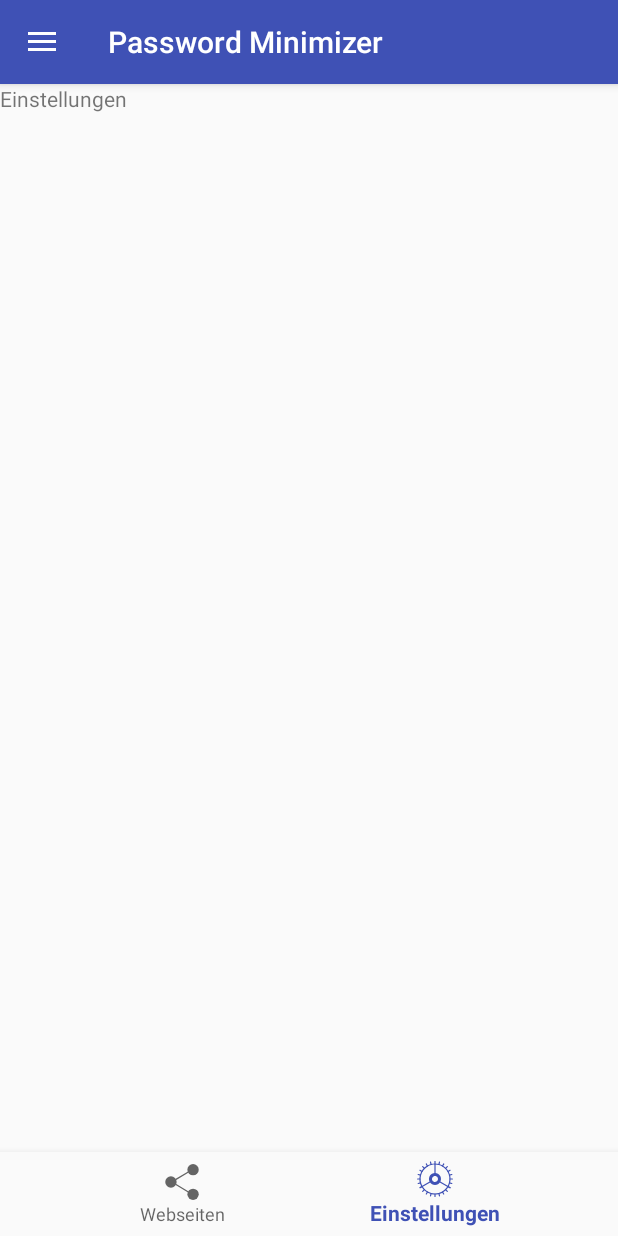
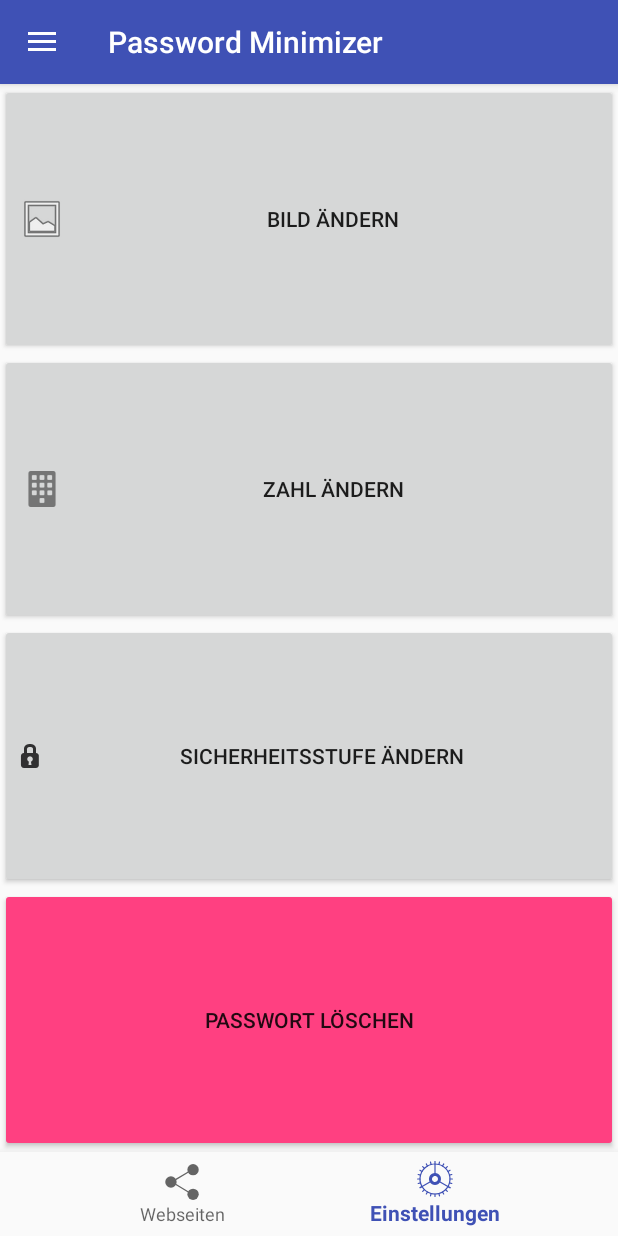
Before and after one commit to eileenoo/password_minimizer, an Android app: the PasswordDetailSettingsActivity screen opened directly, with no data from a screen before it, on a phone screen of 412 x 824 dp. Run offline under Robolectric (Android 15) with nearby library versions, the phone set to English and light mode, and no system bars.

Commit message:
Added settings screen

```diff
--- a/app/src/main/java/ath/password_minimizer/activities/PasswordDetailSettingsActivity.java
+++ b/app/src/main/java/ath/password_minimizer/activities/PasswordDetailSettingsActivity.java
@@ -6,10 +6,18 @@ import android.support.design.widget.BottomNavigationView;
 import android.support.v7.app.AppCompatActivity;
 import android.os.Bundle;
 import android.view.MenuItem;
+import android.view.View;
+import android.widget.Button;
+import android.widget.ImageButton;
 
 import ath.password_minimizer.R;
 
 public class PasswordDetailSettingsActivity extends BaseActivity {
+
+    Button changeImageButton;
+    Button changeNumberButton;
+    Button changeSecurityButtton;
+    Button deletePasswordButton;
 
     private BottomNavigationView.OnNavigationItemSelectedListener mOnNavigationItemSelectedListener
             = new BottomNavigationView.OnNavigationItemSelectedListener() {
@@ -36,6 +44,38 @@ public class PasswordDetailSettingsActivity extends BaseActivity {
         setNavigationBar();
 
         initBurgerMenu();
+
+        changeImageButton = (Button) findViewById(R.id.changeImageButton);
+        changeImageButton.setOnClickListener(new View.OnClickListener() {
+            @Override
+            public void onClick(View v) {
+                // TODO: change image for password here
+            }
+        });
+
+        changeNumberButton = (Button) findViewById(R.id.changeNumberButton);
+        changeNumberButton.setOnClickListener(new View.OnClickListener() {
+            @Override
+            public void onClick(View v) {
+                // TODO: change number for password here
+            }
+        });
+
+        changeSecurityButtton = (Button) findViewById(R.id.changeSecurityButton);
+        changeSecurityButtton.setOnClickListener(new View.OnClickListener() {
+            @Override
+            public void onClick(View v) {
+                // TODO: change security for password here
+            }
+        });
+
+        deletePasswordButton = (Button) findViewById(R.id.deletePasswordButton);
+        deletePasswordButton.setOnClickListener(new View.OnClickListener() {
+            @Override
+            public void onClick(View v) {
+                // TODO: deleted password here
+            }
+        });
     }
 
     private void setNavigationBar() {
--- a/app/src/main/res/layout/activity_password_detail_settings.xml
+++ b/app/src/main/res/layout/activity_password_detail_settings.xml
@@ -13,11 +13,37 @@
         android:layout_height="wrap_content"
         android:orientation="vertical">
 
-        <TextView
-            android:layout_width="match_parent"
-            android:layout_height="match_parent"
+        <Button
+            android:id="@+id/changeImageButton"
+            android:layout_width="fill_parent"
+            android:layout_height="wrap_content"
+            android:drawableLeft="@android:drawable/ic_menu_gallery"
             android:layout_weight="1"
-            android:text="Einstellungen"/>
+            android:text="@string/change_image" />
+
+        <Button
+            android:id="@+id/changeNumberButton"
+            android:layout_width="fill_parent"
+            android:layout_height="wrap_content"
+            android:drawableLeft="@drawable/ic_numeric_keypad"
+            android:layout_weight="1"
+            android:text="@string/change_number" />
+
+        <Button
+            android:id="@+id/changeSecurityButton"
+            android:layout_width="fill_parent"
+            android:layout_height="wrap_content"
+            android:drawableLeft="@android:drawable/ic_secure"
+            android:layout_weight="1"
+            android:text="@string/change_security" />
+
+        <Button
+            android:id="@+id/deletePasswordButton"
+            android:layout_width="fill_parent"
+            android:layout_height="wrap_content"
+            android:backgroundTint="@color/colorAccent"
+            android:layout_weight="1"
+            android:text="@string/delete_password" />
 
         <android.support.design.widget.BottomNavigationView
             android:id="@+id/navigation"
--- a/app/src/main/res/values/strings.xml
+++ b/app/src/main/res/values/strings.xml
@@ -35,4 +35,8 @@
     <string name="username">Benutzername</string>
     <string name="password">Passwort</string>
     <string name="website">Webseite</string>
+    <string name="change_image">Bild ändern</string>
+    <string name="change_number">Zahl ändern</string>
+    <string name="change_security">Sicherheitsstufe ändern</string>
+    <string name="delete_password">Passwort löschen</string>
 </resources>
```
Also changed, not shown: app/src/main/res/drawable-hdpi/ic_numeric_keypad.png (added), app/src/main/res/drawable-mdpi/ic_numeric_keypad.png (added), app/src/main/res/drawable-xhdpi/ic_numeric_keypad.png (added), app/src/main/res/drawable-xxhdpi/ic_numeric_keypad.png (added).
